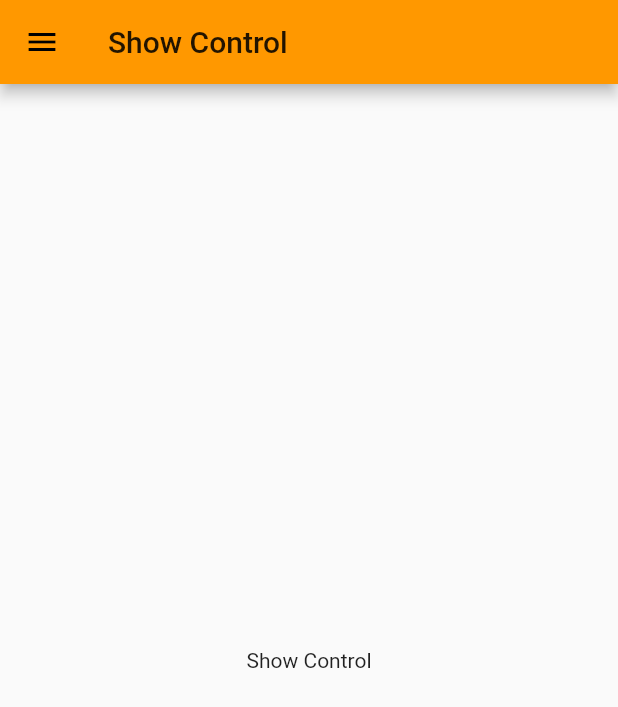
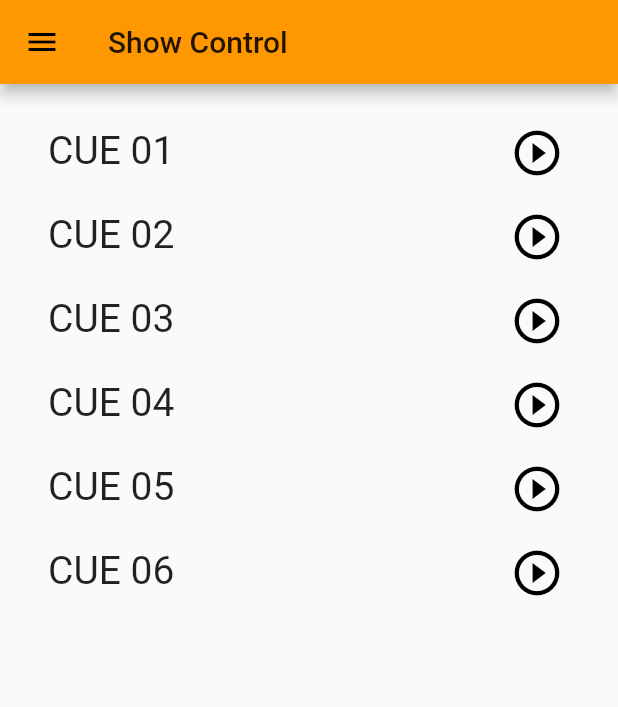
Before and after one commit to MacFurax/flutter_test_drawer, a Flutter app: the ShowControlPage screen opened by its route, on a phone screen of 412 x 824 dp. Shown: the top 707 px of the screen. Run offline on Flutter 3.47's test engine with Material 2 defaults, Android fonts, the phone set to English and light mode, and no system bars.

Commit message:
add dummy infos

```diff
--- a/lib/drawer.dart
+++ b/lib/drawer.dart
@@ -16,7 +16,7 @@ class MyDrawer extends StatelessWidget{
                     mainAxisSize: MainAxisSize.min,
                     children: <Widget>[
                       new Text('Erratic Master Remote', style: TextStyle(fontSize: 26.0)),
-                      new Text('Alterface-Projects', style: TextStyle(fontSize: 12.0)),
+                      new Text('Alterface-Projects', style: TextStyle(fontSize: 18.0)),
                     ],
                   ),
                 ),
--- a/lib/showControl.dart
+++ b/lib/showControl.dart
@@ -9,8 +9,54 @@ class ShowControlPage extends StatelessWidget{
           title: new Text('Show Control'),
         ),
         drawer: new MyDrawer(),
-        body: new Center(
-          child: new Text('Show Control'),
+        body: new Container(
+          padding: EdgeInsets.all(16.0),
+          child: new ListView(
+            children: <Widget>[
+              new ListTile(
+                title: new Text('CUE 01', style: TextStyle(fontSize: 26.0),),
+                trailing: new IconButton(
+                  icon: new Icon(Icons.play_circle_outline, size: 36.0, color: Colors.black,),
+                  onPressed: (){},
+                ),
+              ),
+              new ListTile(
+                title: new Text('CUE 02', style: TextStyle(fontSize: 26.0),),
+                trailing: new IconButton(
+                  icon: new Icon(Icons.play_circle_outline, size: 36.0,color: Colors.black,),
+                  onPressed: (){},
+                ),
+              ),
+              new ListTile(
+                title: new Text('CUE 03', style: TextStyle(fontSize: 26.0),),
+                trailing: new IconButton(
+                  icon: new Icon(Icons.play_circle_outline, size: 36.0,color: Colors.black,),
+                  onPressed: (){},
+                ),
+              ),
+              new ListTile(
+                title: new Text('CUE 04', style: TextStyle(fontSize: 26.0),),
+                trailing: new IconButton(
+                  icon: new Icon(Icons.play_circle_outline, size: 36.0,color: Colors.black,),
+                  onPressed: (){},
+                ),
+              ),
+              new ListTile(
+                title: new Text('CUE 05', style: TextStyle(fontSize: 26.0),),
+                trailing: new IconButton(
+                  icon: new Icon(Icons.play_circle_outline, size: 36.0,color: Colors.black,),
+                  onPressed: (){},
+                ),
+              ),
+              new ListTile(
+                title: new Text('CUE 06', style: TextStyle(fontSize: 26.0),),
+                trailing: new IconButton(
+                  icon: new Icon(Icons.play_circle_outline, size: 36.0,color: Colors.black,),
+                  onPressed: (){},
+                ),
+              ),
+            ],
+          ),
         ),
     );
   }
--- a/pubspec.yaml
+++ b/pubspec.yaml
@@ -26,9 +26,9 @@ flutter:
   uses-material-design: true
 
   # To add assets to your application, add an assets section, like this:
-  # assets:
-  #  - images/a_dot_burr.jpeg
-  #  - images/a_dot_ham.jpeg
+  assets:
+    - assets/images/a_logo_small.png
+    - assets/images/alterface_small.png
 
   # An image asset can refer to one or more resolution-specific "variants", see
   # https://flutter.io/assets-and-images/#resolution-aware.
```
Also changed, not shown: lib/homePage.dart (+30 -2 lines), lib/settingsPage.dart (+9 -6 lines), assets/images/a_logo_small.png (added), assets/images/alterface_small.png (added).
